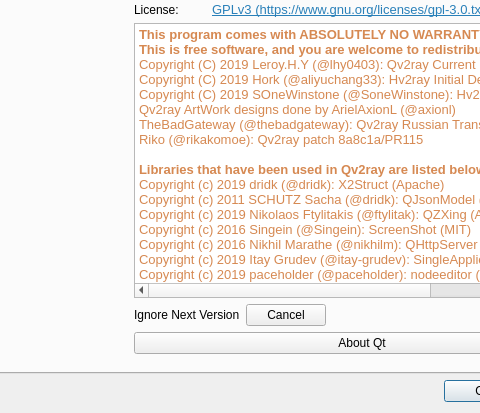
This is src/ui/w_PreferencesWindow.ui in darsvador/qvssr as Qt 5 draws it before an edit; both pictures show x 159 to 639 and y 165 to 578 of the 780 by 578 pixel window. The edited form follows.
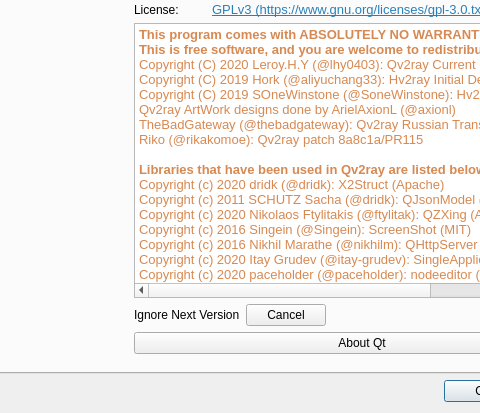
This is the edited form. The open tabs and pages were chosen to show the change. Icons and pictures are not drawn.

```diff
--- a/src/ui/w_PreferencesWindow.ui
+++ b/src/ui/w_PreferencesWindow.ui
@@ -1617,7 +1617,7 @@
 &lt;/style&gt;&lt;/head&gt;&lt;body style=&quot; font-family:'Noto Sans'; font-size:10pt; font-weight:400; font-style:normal;&quot;&gt;
 &lt;p style=&quot; margin-top:0px; margin-bottom:0px; margin-left:0px; margin-right:0px; -qt-block-indent:0; text-indent:0px;&quot;&gt;&lt;span style=&quot; font-family:'MonoSpace'; font-weight:600; color:#d68952;&quot;&gt;This program comes with ABSOLUTELY NO WARRANTY.&lt;/span&gt;&lt;/p&gt;
 &lt;p style=&quot; margin-top:0px; margin-bottom:0px; margin-left:0px; margin-right:0px; -qt-block-indent:0; text-indent:0px;&quot;&gt;&lt;span style=&quot; font-family:'MonoSpace'; font-weight:600; color:#d68952;&quot;&gt;This is free software, and you are welcome to redistribute it under certain conditions.&lt;/span&gt;&lt;/p&gt;
-&lt;p style=&quot; margin-top:0px; margin-bottom:0px; margin-left:0px; margin-right:0px; -qt-block-indent:0; text-indent:0px;&quot;&gt;&lt;span style=&quot; font-family:'MonoSpace'; color:#d68952;&quot;&gt;Copyright (C) 2019 Leroy.H.Y (@lhy0403): Qv2ray Current Developer&lt;/span&gt;&lt;/p&gt;
+&lt;p style=&quot; margin-top:0px; margin-bottom:0px; margin-left:0px; margin-right:0px; -qt-block-indent:0; text-indent:0px;&quot;&gt;&lt;span style=&quot; font-family:'MonoSpace'; color:#d68952;&quot;&gt;Copyright (C) 2020 Leroy.H.Y (@lhy0403): Qv2ray Current Developer&lt;/span&gt;&lt;/p&gt;
 &lt;p style=&quot; margin-top:0px; margin-bottom:0px; margin-left:0px; margin-right:0px; -qt-block-indent:0; text-indent:0px;&quot;&gt;&lt;span style=&quot; font-family:'MonoSpace'; color:#d68952;&quot;&gt;Copyright (C) 2019 Hork (@aliyuchang33): Hv2ray Initial Designs &amp;amp; gRPC implementation&lt;/span&gt;&lt;/p&gt;
 &lt;p style=&quot; margin-top:0px; margin-bottom:0px; margin-left:0px; margin-right:0px; -qt-block-indent:0; text-indent:0px;&quot;&gt;&lt;span style=&quot; font-family:'MonoSpace'; color:#d68952;&quot;&gt;Copyright (C) 2019 SOneWinstone (@SoneWinstone): Hv2ray/Qv2ray HTTP Request Helper&lt;/span&gt;&lt;/p&gt;
 &lt;p style=&quot; margin-top:0px; margin-bottom:0px; margin-left:0px; margin-right:0px; -qt-block-indent:0; text-indent:0px;&quot;&gt;&lt;span style=&quot; font-family:'MonoSpace'; color:#d68952;&quot;&gt;Qv2ray ArtWork designs done by ArielAxionL (@axionl)&lt;/span&gt;&lt;/p&gt;
@@ -1625,13 +1625,13 @@
 &lt;p style=&quot; margin-top:0px; margin-bottom:0px; margin-left:0px; margin-right:0px; -qt-block-indent:0; text-indent:0px;&quot;&gt;&lt;span style=&quot; font-family:'MonoSpace'; color:#d68952;&quot;&gt;Riko (@rikakomoe): Qv2ray patch 8a8c1a/PR115&lt;/span&gt;&lt;/p&gt;
 &lt;p style=&quot;-qt-paragraph-type:empty; margin-top:0px; margin-bottom:0px; margin-left:0px; margin-right:0px; -qt-block-indent:0; text-indent:0px; font-family:'Noto Sans'; color:#d68952;&quot;&gt;&lt;br /&gt;&lt;/p&gt;
 &lt;p style=&quot; margin-top:0px; margin-bottom:0px; margin-left:0px; margin-right:0px; -qt-block-indent:0; text-indent:0px;&quot;&gt;&lt;span style=&quot; font-family:'MonoSpace'; font-weight:600; color:#d68952;&quot;&gt;Libraries that have been used in Qv2ray are listed below (Sorted by date added):&lt;/span&gt;&lt;/p&gt;
-&lt;p style=&quot; margin-top:0px; margin-bottom:0px; margin-left:0px; margin-right:0px; -qt-block-indent:0; text-indent:0px;&quot;&gt;&lt;span style=&quot; font-family:'MonoSpace'; color:#d68952;&quot;&gt;Copyright (c) 2019 dridk (@dridk): X2Struct (Apache)&lt;/span&gt;&lt;/p&gt;
+&lt;p style=&quot; margin-top:0px; margin-bottom:0px; margin-left:0px; margin-right:0px; -qt-block-indent:0; text-indent:0px;&quot;&gt;&lt;span style=&quot; font-family:'MonoSpace'; color:#d68952;&quot;&gt;Copyright (c) 2020 dridk (@dridk): X2Struct (Apache)&lt;/span&gt;&lt;/p&gt;
 &lt;p style=&quot; margin-top:0px; margin-bottom:0px; margin-left:0px; margin-right:0px; -qt-block-indent:0; text-indent:0px;&quot;&gt;&lt;span style=&quot; font-family:'MonoSpace'; color:#d68952;&quot;&gt;Copyright (c) 2011 SCHUTZ Sacha (@dridk): QJsonModel (MIT)&lt;/span&gt;&lt;/p&gt;
-&lt;p style=&quot; margin-top:0px; margin-bottom:0px; margin-left:0px; margin-right:0px; -qt-block-indent:0; text-indent:0px;&quot;&gt;&lt;span style=&quot; font-family:'MonoSpace'; color:#d68952;&quot;&gt;Copyright (c) 2019 Nikolaos Ftylitakis (@ftylitak): QZXing (Apache2)&lt;/span&gt;&lt;/p&gt;
+&lt;p style=&quot; margin-top:0px; margin-bottom:0px; margin-left:0px; margin-right:0px; -qt-block-indent:0; text-indent:0px;&quot;&gt;&lt;span style=&quot; font-family:'MonoSpace'; color:#d68952;&quot;&gt;Copyright (c) 2020 Nikolaos Ftylitakis (@ftylitak): QZXing (Apache2)&lt;/span&gt;&lt;/p&gt;
 &lt;p style=&quot; margin-top:0px; margin-bottom:0px; margin-left:0px; margin-right:0px; -qt-block-indent:0; text-indent:0px;&quot;&gt;&lt;span style=&quot; font-family:'MonoSpace'; color:#d68952;&quot;&gt;Copyright (c) 2016 Singein (@Singein): ScreenShot (MIT)&lt;/span&gt;&lt;/p&gt;
 &lt;p style=&quot; margin-top:0px; margin-bottom:0px; margin-left:0px; margin-right:0px; -qt-block-indent:0; text-indent:0px;&quot;&gt;&lt;span style=&quot; font-family:'MonoSpace'; color:#d68952;&quot;&gt;Copyright (c) 2016 Nikhil Marathe (@nikhilm): QHttpServer (MIT)&lt;/span&gt;&lt;/p&gt;
-&lt;p style=&quot; margin-top:0px; margin-bottom:0px; margin-left:0px; margin-right:0px; -qt-block-indent:0; text-indent:0px;&quot;&gt;&lt;span style=&quot; font-family:'MonoSpace'; color:#d68952;&quot;&gt;Copyright (c) 2019 Itay Grudev (@itay-grudev): SingleApplication (MIT)&lt;/span&gt;&lt;/p&gt;
-&lt;p style=&quot; margin-top:0px; margin-bottom:0px; margin-left:0px; margin-right:0px; -qt-block-indent:0; text-indent:0px;&quot;&gt;&lt;span style=&quot; font-family:'MonoSpace'; color:#d68952;&quot;&gt;Copyright (c) 2019 paceholder (@paceholder): nodeeditor (QNodeEditor modified by lhy0403) (BSD-3-Clause)&lt;/span&gt;&lt;/p&gt;
+&lt;p style=&quot; margin-top:0px; margin-bottom:0px; margin-left:0px; margin-right:0px; -qt-block-indent:0; text-indent:0px;&quot;&gt;&lt;span style=&quot; font-family:'MonoSpace'; color:#d68952;&quot;&gt;Copyright (c) 2020 Itay Grudev (@itay-grudev): SingleApplication (MIT)&lt;/span&gt;&lt;/p&gt;
+&lt;p style=&quot; margin-top:0px; margin-bottom:0px; margin-left:0px; margin-right:0px; -qt-block-indent:0; text-indent:0px;&quot;&gt;&lt;span style=&quot; font-family:'MonoSpace'; color:#d68952;&quot;&gt;Copyright (c) 2020 paceholder (@paceholder): nodeeditor (QNodeEditor modified by lhy0403) (BSD-3-Clause)&lt;/span&gt;&lt;/p&gt;
 &lt;p style=&quot; margin-top:0px; margin-bottom:0px; margin-left:0px; margin-right:0px; -qt-block-indent:0; text-indent:0px;&quot;&gt;&lt;span style=&quot; font-family:'MonoSpace'; color:#d68952;&quot;&gt;Copyright (c) 2019 TheWanderingCoel (@TheWanderingCoel): ShadowClash (launchatlogin) (GPLv3)&lt;/span&gt;&lt;/p&gt;&lt;/body&gt;&lt;/html&gt;</string>
             </property>
            </widget>
```
